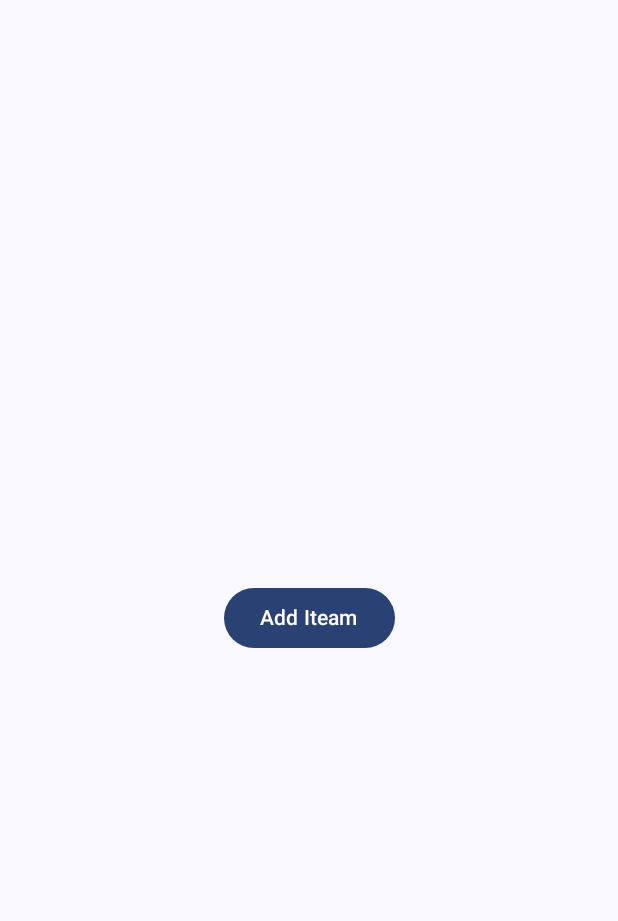
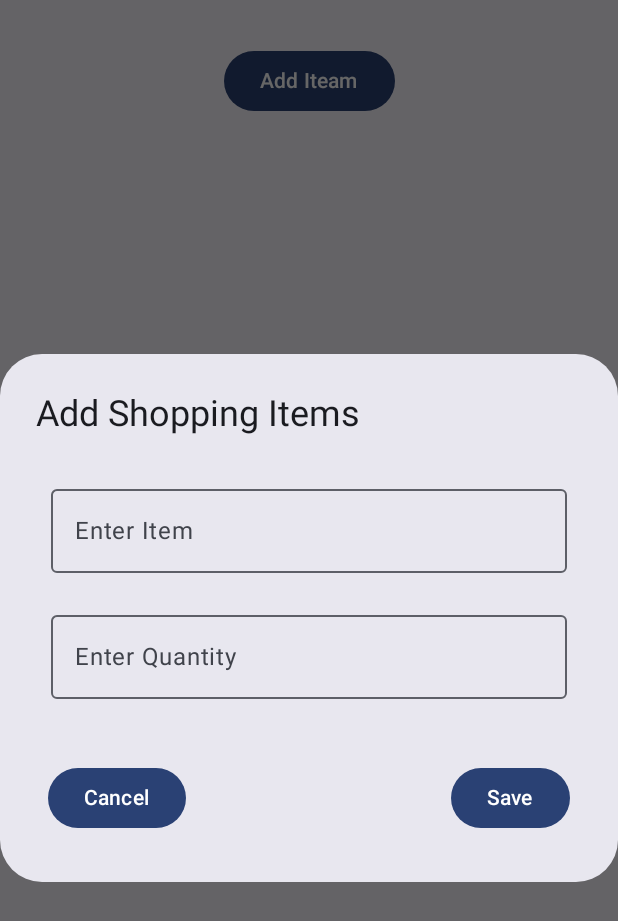
Before and after one commit to Soumyajit-io/Shopping-list-App-Beta, an Android app built with Jetpack Compose: the screen it shows after launch (MainActivity), after a tap on "Add Iteam", on a phone screen of 412 x 824 dp. Shown: the top 921 px of the screen. Run offline under Robolectric (Android 15) with nearby library versions, the phone set to English and light mode, and no system bars.

Commit message:
Added Dialog Box

```diff
--- a/app/src/main/java/com/soumyajit/spa/MainActivity.kt
+++ b/app/src/main/java/com/soumyajit/spa/MainActivity.kt
@@ -5,16 +5,25 @@ import androidx.activity.ComponentActivity
 import androidx.activity.compose.setContent
 import androidx.activity.enableEdgeToEdge
 import androidx.compose.foundation.layout.Arrangement
+import androidx.compose.foundation.layout.Box
 import androidx.compose.foundation.layout.Column
 import androidx.compose.foundation.layout.fillMaxSize
+import androidx.compose.foundation.layout.padding
+import androidx.compose.foundation.lazy.LazyColumn
+import androidx.compose.foundation.lazy.items
 import androidx.compose.material3.Button
 import androidx.compose.material3.MaterialTheme
 import androidx.compose.material3.Surface
 import androidx.compose.material3.Text
 import androidx.compose.runtime.Composable
+import androidx.compose.runtime.getValue
+import androidx.compose.runtime.mutableStateOf
+import androidx.compose.runtime.remember
+import androidx.compose.runtime.setValue
 import androidx.compose.ui.Alignment
 import androidx.compose.ui.Modifier
 import androidx.compose.ui.tooling.preview.Preview
+import androidx.compose.ui.unit.dp
 import com.soumyajit.spa.ui.theme.SpaTheme
 
 class MainActivity : ComponentActivity() {
@@ -27,14 +36,7 @@ class MainActivity : ComponentActivity() {
                     modifier = Modifier.fillMaxSize(),
                     color = MaterialTheme.colorScheme.background
                 ) {
-                    Column(modifier = Modifier.fillMaxSize(),
-                        verticalArrangement = Arrangement.Center)
-                    {
-                        Button(onClick = {},
-                            modifier = Modifier.align(Alignment.CenterHorizontally)) {
-                            Text("Add Iteam")
-                        }
-                    }
+                    MainFunction()
                 }
             }
         }
--- /dev/null
+++ b/app/src/main/java/com/soumyajit/spa/shopingList.kt
@@ -0,0 +1,146 @@
+package com.soumyajit.spa
+
+import android.icu.text.CaseMap
+import android.widget.Toast
+import androidx.compose.foundation.layout.Arrangement
+import androidx.compose.foundation.layout.Box
+import androidx.compose.foundation.layout.Column
+import androidx.compose.foundation.layout.Row
+import androidx.compose.foundation.layout.fillMaxSize
+import androidx.compose.foundation.layout.fillMaxWidth
+import androidx.compose.foundation.layout.padding
+import androidx.compose.foundation.lazy.LazyColumn
+import androidx.compose.foundation.lazy.items
+import androidx.compose.foundation.text.input.TextFieldLineLimits
+import androidx.compose.material3.AlertDialog
+import androidx.compose.material3.Button
+import androidx.compose.material3.ExperimentalMaterial3Api
+import androidx.compose.material3.OutlinedTextField
+import androidx.compose.material3.Text
+import androidx.compose.runtime.Composable
+import androidx.compose.runtime.getValue
+import androidx.compose.runtime.mutableStateOf
+import androidx.compose.runtime.remember
+import androidx.compose.runtime.setValue
+import androidx.compose.ui.Alignment
+import androidx.compose.ui.Modifier
+import androidx.compose.ui.platform.LocalContext
+import androidx.compose.ui.tooling.preview.Preview
+import androidx.compose.ui.unit.dp
+
+data class ShoppingIteam(val num:Int,
+                         var name :String,
+                         var quantity:Int,
+                         var isEditing: Boolean = false
+
+)
+
+@Composable
+fun MainFunction(){
+    Box(
+        modifier=Modifier.fillMaxSize()
+            .padding(30.dp)
+    ) {
+
+
+
+
+
+
+
+
+
+
+        var SIteam by remember { mutableStateOf(listOf<ShoppingIteam>()) }
+        var DialogShow by remember { mutableStateOf(false) }
+        var IteamName by remember {mutableStateOf("")}
+        var IteamQunt by remember {mutableStateOf("")}
+        var Context = LocalContext.current
+
+
+
+        Column(
+            modifier = Modifier.fillMaxSize(),
+            verticalArrangement = Arrangement.Center
+        ) {
+            Button(
+                onClick = {DialogShow=true},
+                modifier = Modifier.align(Alignment.CenterHorizontally)
+            )
+            {
+                Text("Add Iteam")
+            }
+            LazyColumn(
+                modifier = Modifier
+                    .fillMaxSize()
+                    .padding(16.dp)
+            )
+            {
+                items(SIteam){
+
+                }
+            }
+        }
+
+        if(DialogShow){
+            AlertDialog(onDismissRequest = {DialogShow = false},
+                confirmButton = {
+                    Row(modifier = Modifier.fillMaxWidth().padding(8.dp),
+                        horizontalArrangement = Arrangement.SpaceBetween){
+                        Button(onClick = {DialogShow = false}){
+                            Text("Cancel")
+                        }
+                        var Context = LocalContext.current
+                        Button(onClick = {
+                            if(IteamName.isNotBlank()){
+                                var newItem = ShoppingIteam(
+                                    num = SIteam.size+1,
+                                    name = IteamName,
+                                    quantity = IteamQunt.toInt(),)
+                                SIteam+=newItem
+                                DialogShow = false
+                                IteamName = ""
+
+                                Toast.makeText(Context,"Added Successfully", Toast.LENGTH_LONG).show()
+
+                            }
+
+                        }) {
+                            Text("Save")
+                        }
+
+                    }
+                },
+                title = {Text("Add Shopping Items") },
+                text = {
+                    Column {
+                        OutlinedTextField(
+                            value = IteamName,
+                            onValueChange = { IteamName = it },
+                            label = { Text("Enter Item") },
+                            singleLine = true,
+                            modifier = Modifier.fillMaxWidth().padding(10.dp)
+                        )
+
+                        OutlinedTextField(
+                            value = IteamQunt,
+                            onValueChange = { IteamQunt = it },
+                            label = { Text("Enter Quantity") },
+                            singleLine = true,
+                            modifier = Modifier.fillMaxWidth().padding(10.dp)
+                        )
+                    }
+                }
+
+            )
+        }
+
+    }
+
+}
+@Preview(showBackground = true)
+@Composable
+fun MainFunctionTheme(){
+    MainFunction()
+
+}
```
